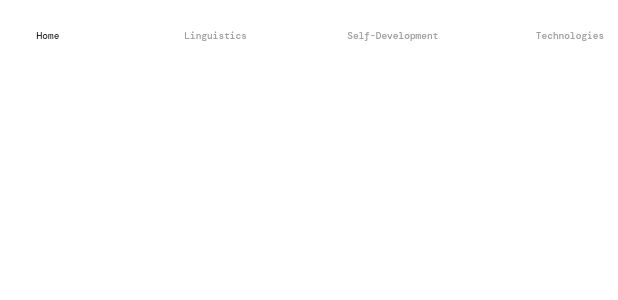
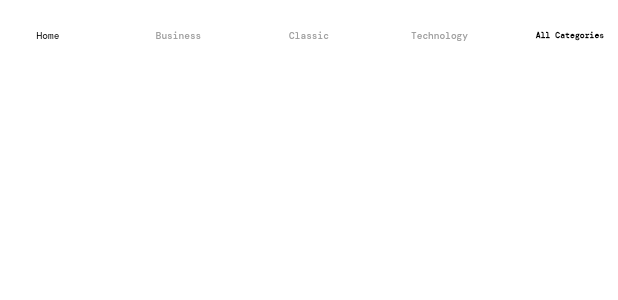
Before and after one commit to Book-Store-Grad/book_store_web, a Flutter app: the NavBar widget shown alone on an empty page, opened directly, on a phone screen of 412 x 824 dp. Shown: the top 300 px of the screen. Run offline on Flutter 3.47's test engine with Material 2 defaults, Android fonts, the phone set to English and light mode, and no system bars; our stand-ins replace bloc, dio, dropdown_button2, file_picker, flutter_bloc, flutter_screenutil and 8 more; accounts and stored records are empty; network calls fail.

```diff
--- a/lib/business_logic/home/home_cubit.dart
+++ b/lib/business_logic/home/home_cubit.dart
@@ -11,9 +11,9 @@ class HomeCubit extends Cubit<HomeState> {
 
   final ScrollController scrollController = ScrollController();
   final GlobalKey homeKey = GlobalKey();
-  final GlobalKey linguisticsKey = GlobalKey();
-  final GlobalKey selfDevelopmentKey = GlobalKey();
-  final GlobalKey technologiesKey = GlobalKey();
+  final GlobalKey businessKey = GlobalKey();
+  final GlobalKey classicKey = GlobalKey();
+  final GlobalKey technologyKey = GlobalKey();
   int selectedNavItemIndex = 0;
 
   void selectNavItem(int index, HomeSections section) {
@@ -28,25 +28,25 @@ class HomeCubit extends Cubit<HomeState> {
         );
         break;
 
-      case HomeSections.linguistics:
+      case HomeSections.business:
         Scrollable.ensureVisible(
-          linguisticsKey.currentContext!,
+          businessKey.currentContext!,
           duration: const Duration(seconds: 1),
           curve: Curves.easeOut,
         );
         break;
 
-      case HomeSections.selfDevelopment:
+      case HomeSections.classic:
         Scrollable.ensureVisible(
-          selfDevelopmentKey.currentContext!,
+          classicKey.currentContext!,
           duration: const Duration(seconds: 1),
           curve: Curves.easeOut,
         );
         break;
 
-      case HomeSections.technologies:
+      case HomeSections.technology:
         Scrollable.ensureVisible(
-          technologiesKey.currentContext!,
+          technologyKey.currentContext!,
           duration: const Duration(seconds: 1),
           curve: Curves.easeOut,
         );
@@ -105,4 +105,4 @@ class HomeCubit extends Cubit<HomeState> {
   }
 }
 
-enum HomeSections { home, linguistics, selfDevelopment, technologies }
+enum HomeSections { home, business, classic, technology }
--- a/lib/config/go_router.dart
+++ b/lib/config/go_router.dart
@@ -1,3 +1,5 @@
+import 'package:book_store_web/features/home/pages/categories_page.dart';
+import 'package:book_store_web/features/home/pages/category_page.dart';
 import 'package:go_router/go_router.dart';
 import 'package:shared_preferences/shared_preferences.dart';
 
@@ -96,11 +98,24 @@ final router = GoRouter(
       builder: (context, state) => const AboutUsPage(),
     ),
     GoRoute(
+      path: CategoriesPage.routeName,
+      builder: (context, state) => const CategoriesPage(),
+    ),
+    GoRoute(
       name: AuthorBookPage.name,
       path: AuthorBookPage.routeName,
       builder: (context, state) {
         return AuthorBookPage(
           id: int.parse(state.params['id']!),
+        );
+      },
+    ),
+    GoRoute(
+      name: CategoryPage.name,
+      path: CategoryPage.routeName,
+      builder: (context, state) {
+        return CategoryPage(
+          categoryName: state.params['categoryName'].toString(),
         );
       },
     ),
--- a/lib/features/home/pages/home_page.dart
+++ b/lib/features/home/pages/home_page.dart
@@ -44,20 +44,20 @@ class HomePage extends StatelessWidget {
                     ),
                     SizedBox(height: 100.h),
                     HomeSection(
-                      label: 'Linguistics',
-                      scrollKey: cubit.linguisticsKey,
+                      label: 'Business',
+                      scrollKey: cubit.businessKey,
                       books: cubit.books,
                     ),
                     SizedBox(height: 100.h),
                     HomeSection(
-                      label: 'Self-Development',
-                      scrollKey: cubit.selfDevelopmentKey,
+                      label: 'Classic',
+                      scrollKey: cubit.classicKey,
                       books: cubit.books,
                     ),
                     SizedBox(height: 100.h),
                     HomeSection(
-                      label: 'Technologies',
-                      scrollKey: cubit.technologiesKey,
+                      label: 'Technology',
+                      scrollKey: cubit.technologyKey,
                       books: cubit.books,
                     ),
                   ],
--- a/lib/main.dart
+++ b/lib/main.dart
@@ -75,4 +75,4 @@ class BookStore extends StatelessWidget {
       ),
     );
   }
-}//
+} //
--- a/lib/shared/widgets/nav_bar.dart
+++ b/lib/shared/widgets/nav_bar.dart
@@ -1,3 +1,4 @@
+import 'package:book_store_web/features/home/pages/categories_page.dart';
 import 'package:book_store_web/features/home/pages/home_page.dart';
 import 'package:flutter/material.dart';
 import 'package:flutter_bloc/flutter_bloc.dart';
@@ -53,11 +54,11 @@ class _NavBarState extends State<NavBar> {
             TextButton(
               onPressed: () {
                 if (isHome) {
-                  globalCubit.selectNavItem(1, HomeSections.linguistics);
+                  globalCubit.selectNavItem(1, HomeSections.business);
                 }
               },
               child: Text(
-                'Linguistics',
+                'Business',
                 style: TextStyle(
                   color: isHome
                       ? globalCubit.selectedNavItemIndex == 1
@@ -74,11 +75,11 @@ class _NavBarState extends State<NavBar> {
             TextButton(
               onPressed: () {
                 if (isHome) {
-                  globalCubit.selectNavItem(2, HomeSections.selfDevelopment);
+                  globalCubit.selectNavItem(2, HomeSections.classic);
                 }
               },
               child: Text(
-                'Self-Development',
+                'Classic',
                 style: TextStyle(
                   color: isHome
                       ? globalCubit.selectedNavItemIndex == 2
@@ -95,11 +96,11 @@ class _NavBarState extends State<NavBar> {
             TextButton(
               onPressed: () {
                 if (isHome) {
-                  globalCubit.selectNavItem(3, HomeSections.technologies);
+                  globalCubit.selectNavItem(3, HomeSections.technology);
                 }
               },
               child: Text(
-                'Technologies',
+                'Technology',
                 style: TextStyle(
                   color: isHome
                       ? globalCubit.selectedNavItemIndex == 3
@@ -112,6 +113,20 @@ class _NavBarState extends State<NavBar> {
                 ),
               ),
             ),
+            SizedBox(width: 10.w),
+            TextButton(
+              onPressed: () {
+                context.go(CategoriesPage.routeName);
+              },
+              child: Text(
+                'All Categories',
+                style: TextStyle(
+                  fontWeight: FontWeight.bold,
+                  fontFamily: 'DMMono',
+                  fontSize: 18.sp,
+                ),
+              ),
+            ),
           ],
         );
       },
```
Also changed, not shown: lib/core/constants/app_constants.dart (+23 -1 lines), lib/features/home/pages/categories_page.dart (added, +92 -0 lines), lib/features/home/pages/category_page.dart (added, +67 -0 lines), lib/features/home/pages/search_page.dart (+12 -8 lines).
